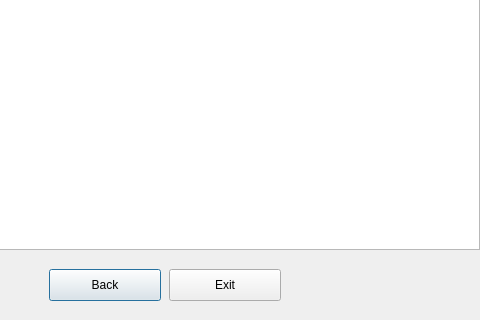
This is GUI/adminPlant.ui in addinedu-ros-8th/iot-repo-6 as Qt 5 draws it before an edit; both pictures show x 171 to 651 and y 201 to 521 of the 651 by 521 pixel window. The edited form follows.
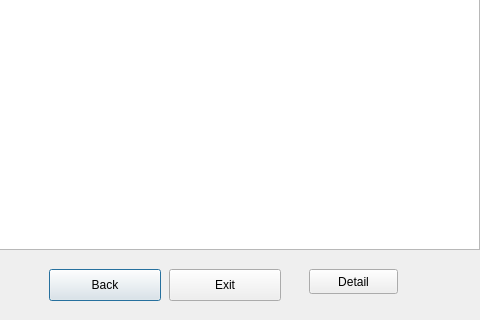
This is the edited form.

```diff
--- a/GUI/adminPlant.ui
+++ b/GUI/adminPlant.ui
@@ -62,6 +62,19 @@
     <string>Exit</string>
    </property>
   </widget>
+  <widget class="QPushButton" name="detailButton">
+   <property name="geometry">
+    <rect>
+     <x>480</x>
+     <y>470</y>
+     <width>89</width>
+     <height>25</height>
+    </rect>
+   </property>
+   <property name="text">
+    <string>Detail</string>
+   </property>
+  </widget>
  </widget>
  <resources/>
  <connections/>
```
